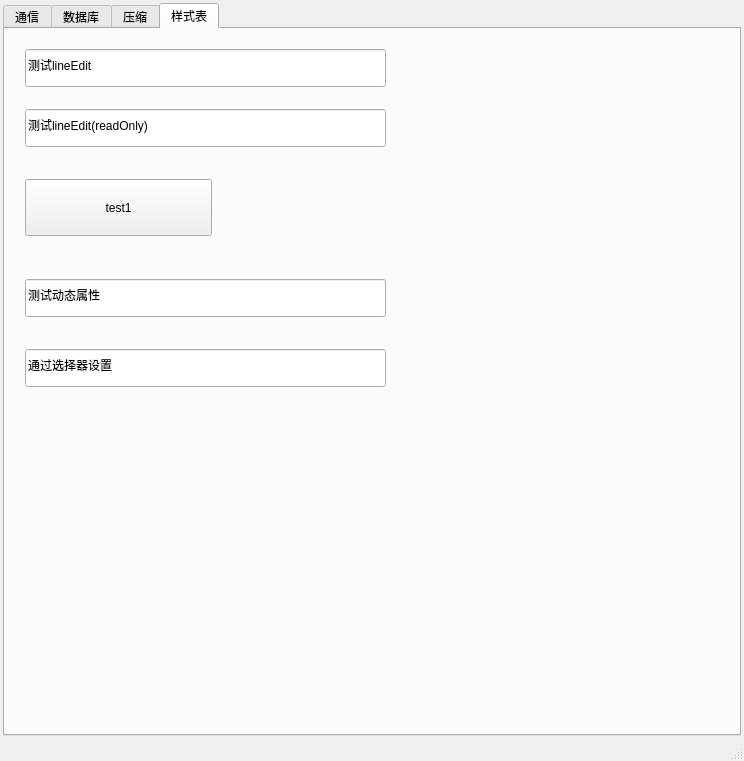
cxy510/VscodeQt, file src/ProjectGlory/ui/mainwindow.ui: the form before one commit.
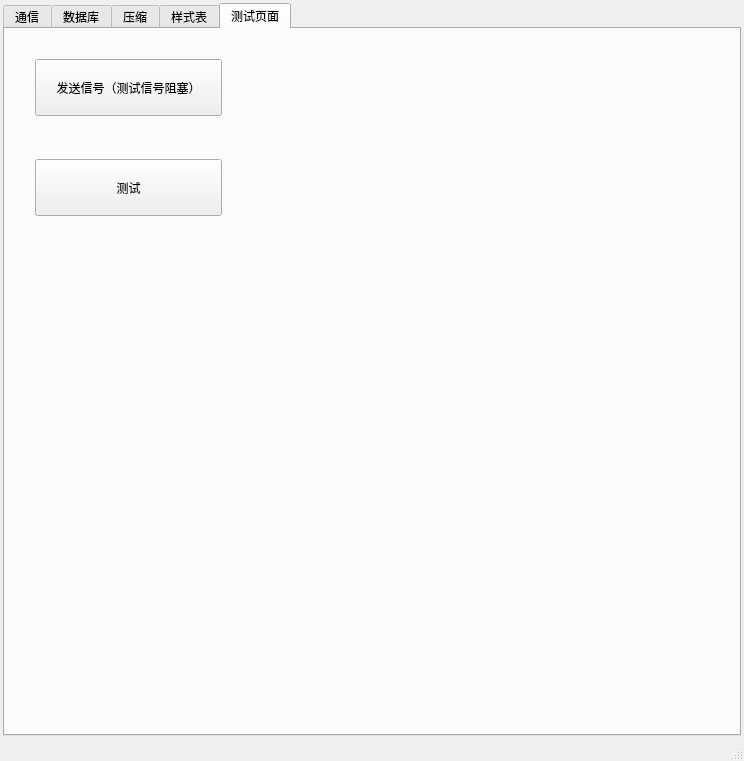
The form after the commit.

What changed in the file:
```diff
--- a/src/ProjectGlory/ui/mainwindow.ui
+++ b/src/ProjectGlory/ui/mainwindow.ui
@@ -30,7 +30,7 @@
     <item row="0" column="0">
      <widget class="QTabWidget" name="tabWidget">
       <property name="currentIndex">
-       <number>3</number>
+       <number>4</number>
       </property>
       <property name="tabBarAutoHide">
        <bool>false</bool>
@@ -182,19 +182,6 @@
          <string>关闭线程池</string>
         </property>
        </widget>
-       <widget class="QPushButton" name="btn_send_signal">
-        <property name="geometry">
-         <rect>
-          <x>50</x>
-          <y>590</y>
-          <width>187</width>
-          <height>57</height>
-         </rect>
-        </property>
-        <property name="text">
-         <string>发送信号</string>
-        </property>
-       </widget>
       </widget>
       <widget class="QWidget" name="tab_2">
        <attribute name="title">
@@ -664,6 +651,37 @@
         </property>
        </widget>
       </widget>
+      <widget class="QWidget" name="tab_4">
+       <attribute name="title">
+        <string>测试页面</string>
+       </attribute>
+       <widget class="QPushButton" name="btn_send_signal">
+        <property name="geometry">
+         <rect>
+          <x>30</x>
+          <y>30</y>
+          <width>187</width>
+          <height>57</height>
+         </rect>
+        </property>
+        <property name="text">
+         <string>发送信号（测试信号阻塞）</string>
+        </property>
+       </widget>
+       <widget class="QPushButton" name="btn_test">
+        <property name="geometry">
+         <rect>
+          <x>30</x>
+          <y>130</y>
+          <width>187</width>
+          <height>57</height>
+         </rect>
+        </property>
+        <property name="text">
+         <string>测试</string>
+        </property>
+       </widget>
+      </widget>
      </widget>
     </item>
    </layout>
```
